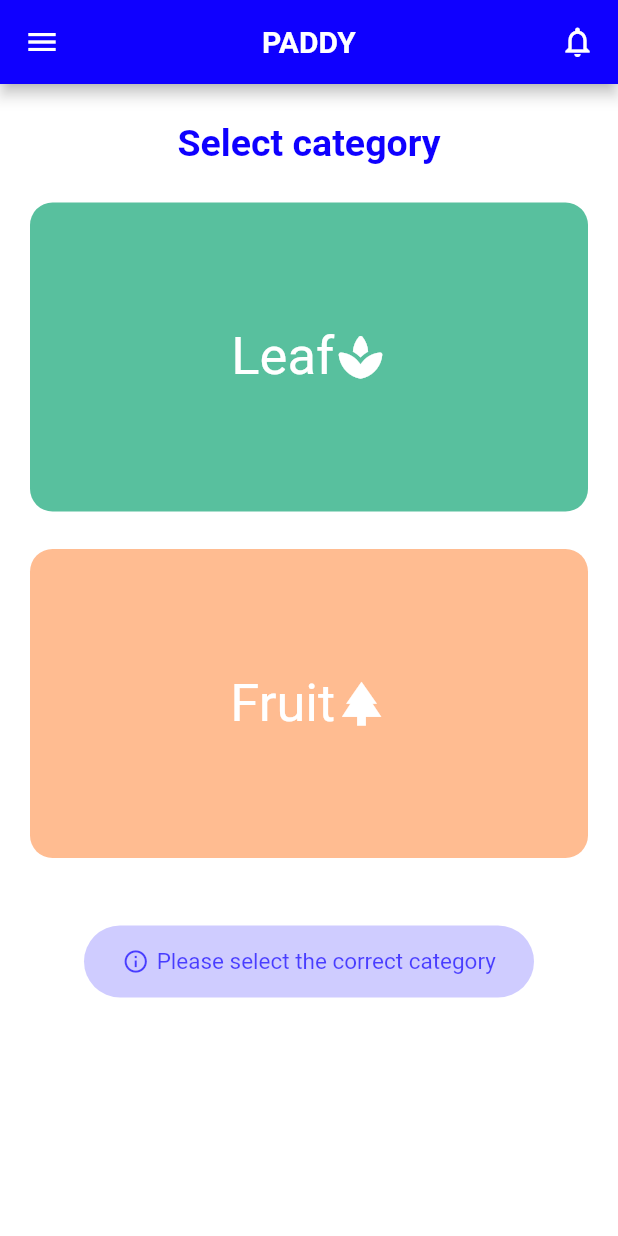
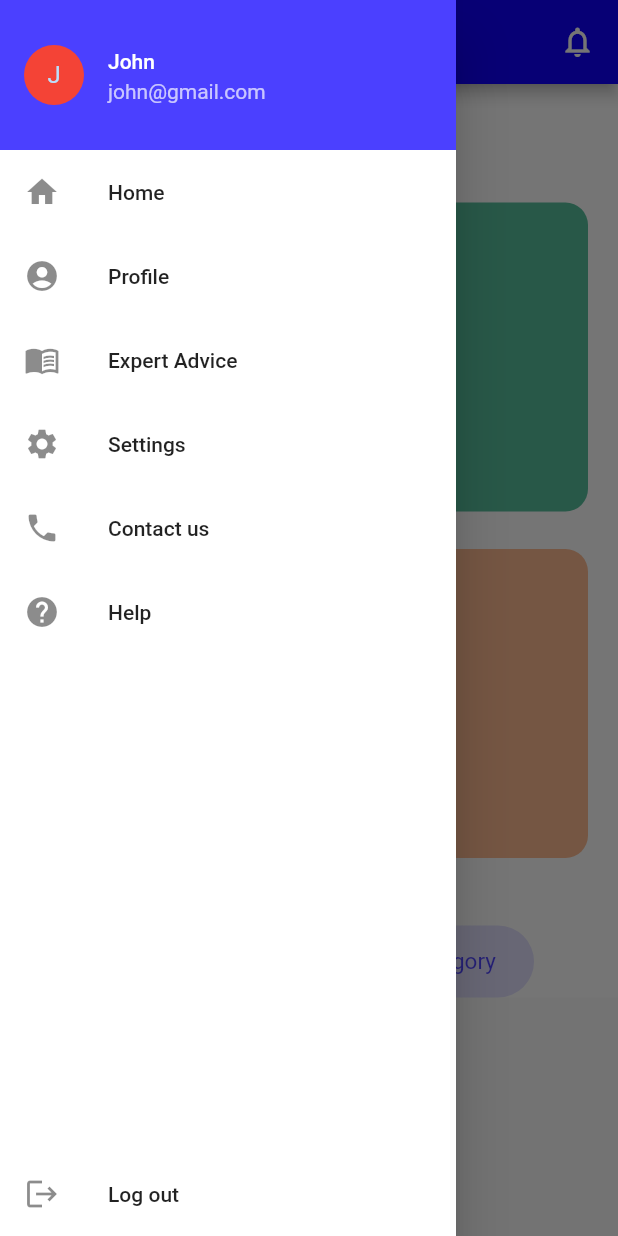
Before and after one commit to menura1/paddy, a Flutter app: the screen it shows after launch, with the side drawer open (before the commit the screen has no drawer), on a phone screen of 412 x 824 dp. Run offline on Flutter 3.47's test engine with Material 2 defaults, Android fonts, the phone set to English and light mode, and no system bars.

Commit message:
Created a sidebar menu

```diff
--- a/lib/allscreens.dart
+++ b/lib/allscreens.dart
@@ -11,3 +11,4 @@ export 'screens/resultscreen.dart';
 export 'screens/settingsscreen.dart';
 export 'screens/splashscreen.dart';
 export 'screens/treatmentscreen.dart';
+export 'components/sidebarmenu.dart';
--- /dev/null
+++ b/lib/components/sidebarmenu.dart
@@ -0,0 +1,103 @@
+import 'package:flutter/material.dart';
+import 'package:paddy/allscreens.dart';
+
+class SideBarMenu extends StatelessWidget {
+  const SideBarMenu({Key? key}) : super(key: key);
+
+  @override
+  Widget build(BuildContext context) {
+    return Drawer(
+      child: Container(
+        color: Colors.white,
+        child: Column(
+          children: [
+            Container(
+              alignment: Alignment.center,
+              height: 100,
+              color: Color(0xff0F00FF).withOpacity(0.75),
+              child: const ListTile(
+                title: Text('John', style: TextStyle(color: Colors.white),),
+                subtitle: Text('john@gmail.com',style: TextStyle(color: Colors.white70)),
+                leading: CircleAvatar(child: Text('J'),backgroundColor: Colors.red,),
+
+              ),
+            ),
+            menuItem(
+                title: 'Home',
+                icon: const Icon(Icons.home),
+                ontap:  (){
+                  Navigator.of(context).pop();
+                    Navigator.push(context, MaterialPageRoute(
+                        builder: (context) => const HomeScreen()));
+
+                }),
+            menuItem(
+                title: 'Profile',
+                icon: const Icon(Icons.account_circle),
+                ontap:  (){
+                  Navigator.of(context).pop();
+                  Navigator.push(context, MaterialPageRoute(
+                      builder: (context) => const ProfileScreen()));
+
+                }),
+            menuItem(
+                title: 'Expert Advice',
+                icon: const Icon(Icons.menu_book),
+                ontap:  (){
+                  Navigator.of(context).pop();
+                  Navigator.push(context, MaterialPageRoute(
+                      builder: (context) => const ExpertAdviceScreen()));
+
+                }),
+            menuItem(
+                title: 'Settings',
+                icon: const Icon(Icons.settings),
+                ontap:  (){
+                  Navigator.of(context).pop();
+                  Navigator.push(context, MaterialPageRoute(
+                      builder: (context) => const SettingsScreen()));
+
+                }),
+            menuItem(
+                title: 'Contact us',
+                icon: const Icon(Icons.phone),
+                ontap:  (){
+                  Navigator.of(context).pop();
+                  Navigator.push(context, MaterialPageRoute(
+                      builder: (context) => const ContactScreen()));
+
+                }),
+            menuItem(
+                title: 'Help',
+                icon: const Icon(Icons.help),
+                ontap:  (){
+                  Navigator.of(context).pop();
+                  Navigator.push(context, MaterialPageRoute(
+                      builder: (context) => const HelpScreen()));
+
+                }),
+            Spacer(),
+            menuItem(
+                title: 'Log out',
+                icon: const Icon(Icons.logout),
+                ontap:  (){
+                  Navigator.of(context).pop();
+                  Navigator.push(context, MaterialPageRoute(
+                      builder: (context) => const LogInScreen()));
+
+                }),
+          ],
+        )
+      ),
+    );
+  }
+
+  Widget menuItem({required String title, required Icon icon, required Function() ontap}){
+    return ListTile(
+      title: Text(title),
+      leading: icon,
+      onTap: ontap,
+    );
+  }
+
+}
--- a/lib/screens/homescreen.dart
+++ b/lib/screens/homescreen.dart
@@ -1,4 +1,5 @@
 import 'package:flutter/material.dart';
+import 'package:paddy/allscreens.dart';
 
 class HomeScreen extends StatefulWidget {
   const HomeScreen({Key? key}) : super(key: key);
@@ -20,31 +21,29 @@ class _HomeScreenState extends State<HomeScreen> {
           }
         },
         child: Scaffold(
+          drawer: SideBarMenu(),
           appBar: AppBar(
             backgroundColor: const Color(0xff0F00FF),
             centerTitle: true,
             title: const Text('PADDY', style: TextStyle(fontWeight: FontWeight.bold),),
-            leading: IconButton(
-              icon: const Icon(Icons.menu), onPressed: (){},),
+
             actions: const [Padding(
               padding: EdgeInsets.symmetric(horizontal: 15.0),
               child: Icon(Icons.notifications_none_outlined),
             )],
           ),
           body: SingleChildScrollView(
-            child: Container(
+            child: Material(
               color: Colors.white,
-              width: MediaQuery.of(context).size.width,
-              height: MediaQuery.of(context).size.height-
-              MediaQuery.of(context).padding.top-
-              MediaQuery.of(context).padding.bottom,
               child: Column(
                 children: [
                   const SizedBox(height: 25,),
                   const Text('Select category', style: TextStyle(
                       color: Color(0xff0F00FF), fontSize:25, fontWeight: FontWeight.bold)),
                   const SizedBox(height: 25,),
-                  Container(
+                  InkWell(
+                    onTap: (){},
+                    child: Container(
                       margin: const EdgeInsets.symmetric(horizontal: 20),
                       decoration: BoxDecoration(
                           color: const Color(0xff2EB086).withOpacity(0.8),
@@ -60,8 +59,11 @@ class _HomeScreenState extends State<HomeScreen> {
                         ],
                       ),
                     ),
+                  ),
                   const SizedBox(height: 25,),
-                  Container(
+                  InkWell(
+                    onTap: (){},
+                    child: Container(
                       margin: const EdgeInsets.symmetric(horizontal: 20),
                       decoration: BoxDecoration(
                           color: const Color(0xffFFAB76).withOpacity(0.8),
@@ -77,12 +79,13 @@ class _HomeScreenState extends State<HomeScreen> {
                         ],
                       ),
                     ),
+                  ),
                   const SizedBox(height: 45,),
                   Container(
                     padding: const EdgeInsets.symmetric(horizontal: 25, vertical: 15),
                     decoration: BoxDecoration(
                       borderRadius: BorderRadius.circular(35),
-                      color: const Color(0xff0F00FF).withOpacity(0.2)
+                      color: const Color(0xff0F00FF).withOpacity(0.12)
                     ),
                     child: Container(
                       width: 250,
```
Lines whose indentation alone changed are shown as unchanged.
